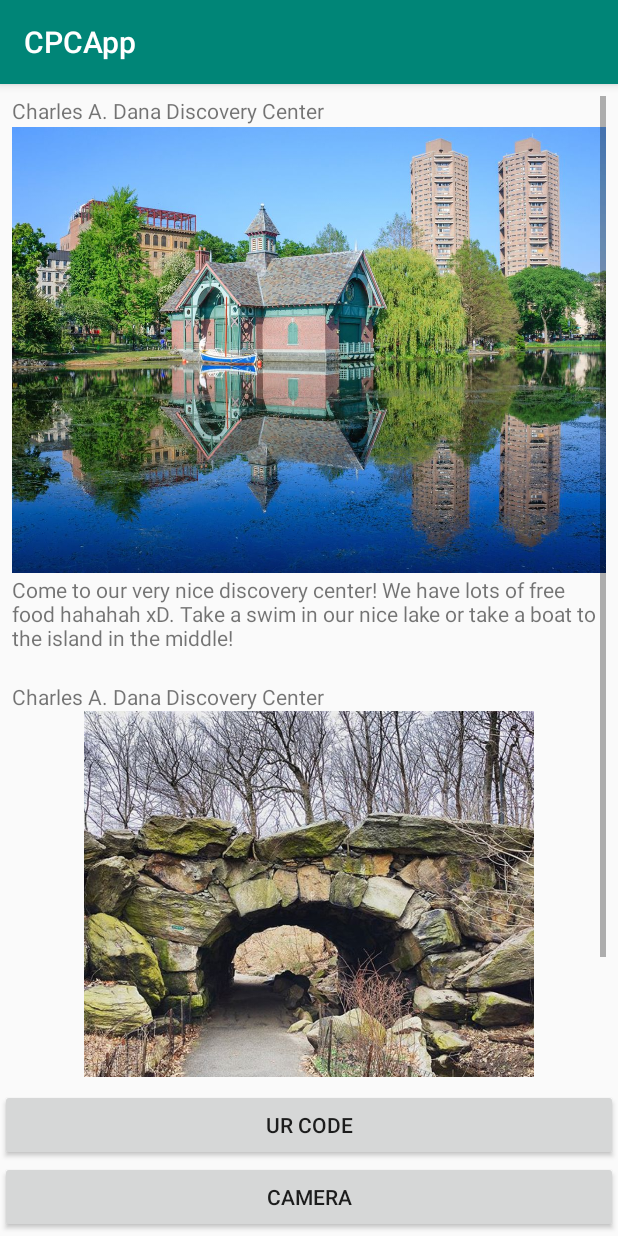
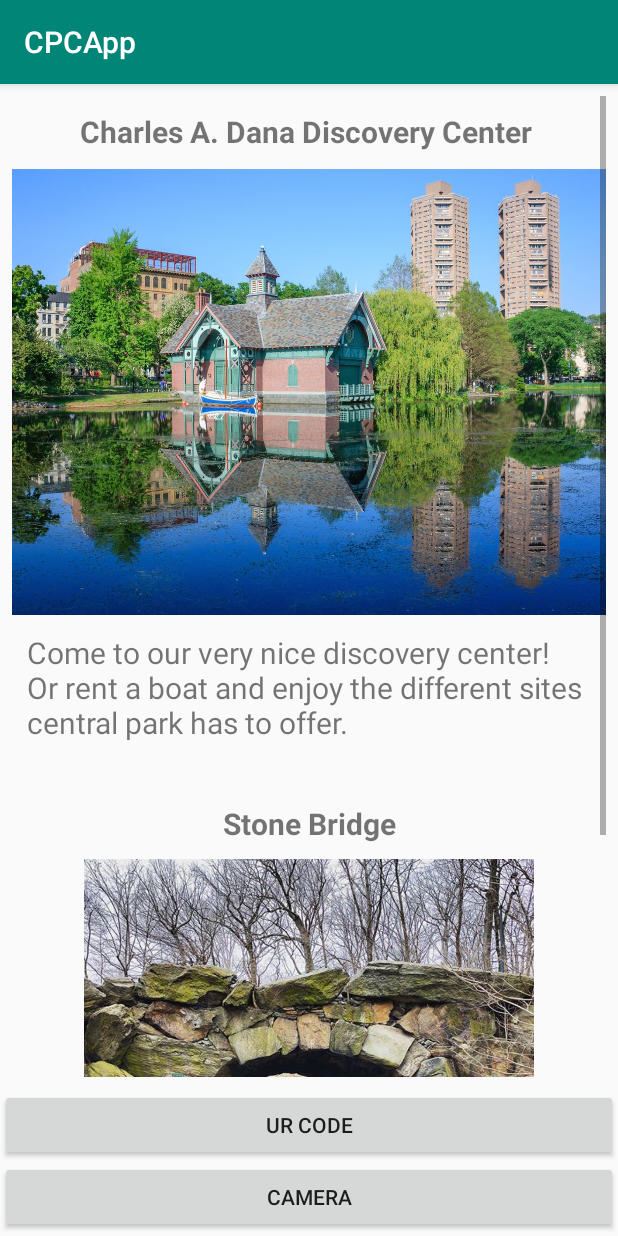
Before and after one commit to jerseycity2018/team-8, an Android app: the MainActivity screen opened directly, with no data from a screen before it, on a phone screen of 412 x 824 dp. Run offline under Robolectric (Android 15) with nearby library versions, the phone set to English and light mode, and no system bars.

Commit message:
commit commit
timmoc

```diff
--- a/CPCApp/app/src/main/java/com/example/stanleypena/cpcapp/LoginActivity.java
+++ b/CPCApp/app/src/main/java/com/example/stanleypena/cpcapp/LoginActivity.java
@@ -111,4 +111,5 @@ public class LoginActivity extends AppCompatActivity implements View.OnClickList
         });
 
     }
+
 }
--- a/CPCApp/app/src/main/java/com/example/stanleypena/cpcapp/MainActivity.java
+++ b/CPCApp/app/src/main/java/com/example/stanleypena/cpcapp/MainActivity.java
@@ -7,11 +7,13 @@ import android.os.Bundle;
 import android.view.View;
 import android.widget.Button;
 import android.graphics.Bitmap;
+import android.widget.ImageView;
 
 
 public class MainActivity extends AppCompatActivity implements View.OnClickListener {
     Button camera;
     Button urcode;
+    ImageView hardCode1;
 
     @Override
     protected void onCreate(Bundle savedInstanceState) {
@@ -19,6 +21,7 @@ public class MainActivity extends AppCompatActivity implements View.OnClickListe
         setContentView(R.layout.activity_main);
         camera = findViewById(R.id.camerab);
         urcode = findViewById(R.id.urb);
+        hardCode1 = findViewById(R.id.imageView);
 
         camera.setOnClickListener(this);
         urcode.setOnClickListener(this);
@@ -50,6 +53,7 @@ public class MainActivity extends AppCompatActivity implements View.OnClickListe
         if (requestCode == REQUEST_IMAGE_CAPTURE && resultCode == RESULT_OK) {
             Bundle extras = data.getExtras();
             Bitmap imageBitmap = (Bitmap) extras.get("data");
+//            hardCode1.setImageBitmap(imageBitmap);
         }
     }
 
--- a/CPCApp/app/src/main/res/layout/activity_main.xml
+++ b/CPCApp/app/src/main/res/layout/activity_main.xml
@@ -55,19 +55,27 @@
                     android:id="@+id/asdakdakdkd"
                     android:layout_width="match_parent"
                     android:layout_height="wrap_content"
-                    android:text="Charles A. Dana Discovery Center " />
+                    android:text="Charles A. Dana Discovery Center "
+                    android:textStyle="bold"
+                    android:textAlignment="center"
+                    android:textSize="20dp"
+                    android:layout_margin="10dp"
+                    />
 
                 <ImageView
                     android:id="@+id/imageView"
                     android:layout_width="match_parent"
                     android:layout_height="300dp"
-                    app:srcCompat="@drawable/centralparkpic" />
+                    app:srcCompat="@drawable/centralparkpic"
+                    android:contentDescription="view of the central park lake" />
 
                 <TextView
                     android:id="@+id/textView2"
                     android:layout_width="match_parent"
                     android:layout_height="wrap_content"
-                    android:text="Come to our very nice discovery center! We have lots of free food hahahah xD. Take a swim in our nice lake or take a boat to the island in the middle!" />
+                    android:padding="10dp"
+                    android:textSize="20dp"
+                    android:text="Come to our very nice discovery center! Or rent a boat and enjoy the different sites central park has to offer." />
             </LinearLayout>
 
             <LinearLayout
@@ -80,11 +88,16 @@
                     android:id="@+id/aasdas"
                     android:layout_width="match_parent"
                     android:layout_height="wrap_content"
-                    android:text="Charles A. Dana Discovery Center " />
+                    android:text="Stone Bridge"
+                    android:textStyle="bold"
+                    android:textAlignment="center"
+                    android:textSize="20dp"
+                    android:layout_margin="10dp"/>
 
                 <ImageView
                     android:id="@+id/hardcodedImage2"
                     android:layout_width="match_parent"
+                    android:contentDescription="tower landmark"
                     android:layout_height="300dp"
                     app:srcCompat="@drawable/centralparku" />
 
@@ -92,7 +105,9 @@
                     android:id="@+id/textView3"
                     android:layout_width="match_parent"
                     android:layout_height="wrap_content"
-                    android:text="This is the great stone bridge of doom! Come see my good friends!" />
+                    android:padding="20dp"
+                    android:text="Enjoy the different landmarks our park has to offer." />
+
             </LinearLayout>
         </LinearLayout>
     </ScrollView>
```
Also changed, not shown: CPCApp/app/src/main/java/com/example/stanleypena/cpcapp/QRScanner.java (+41 -15 lines).
